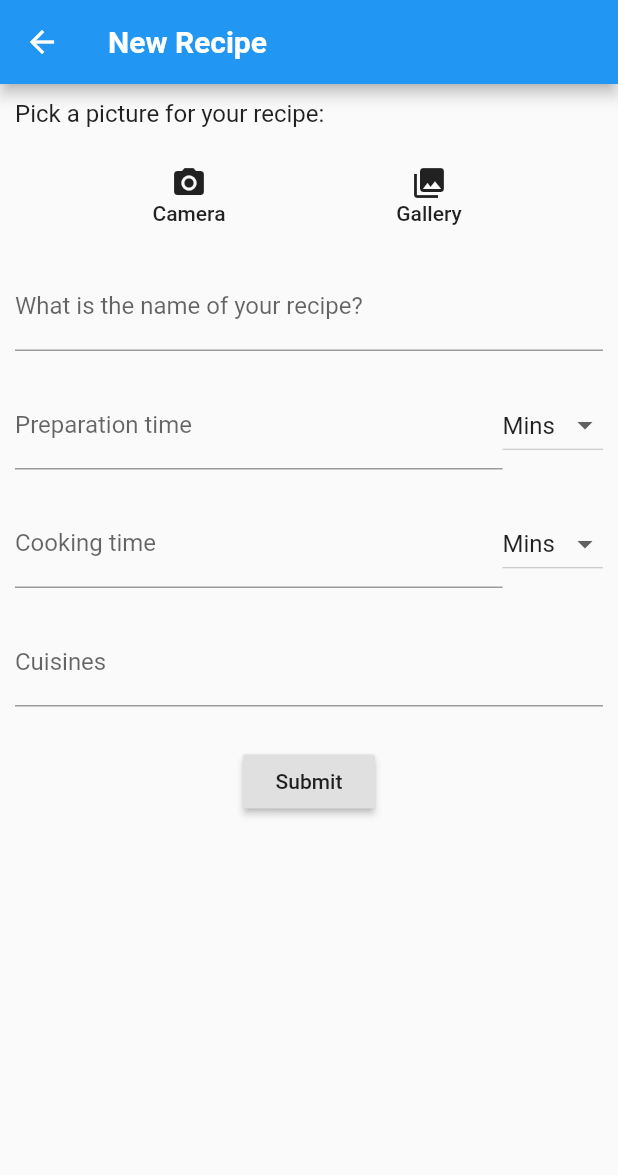
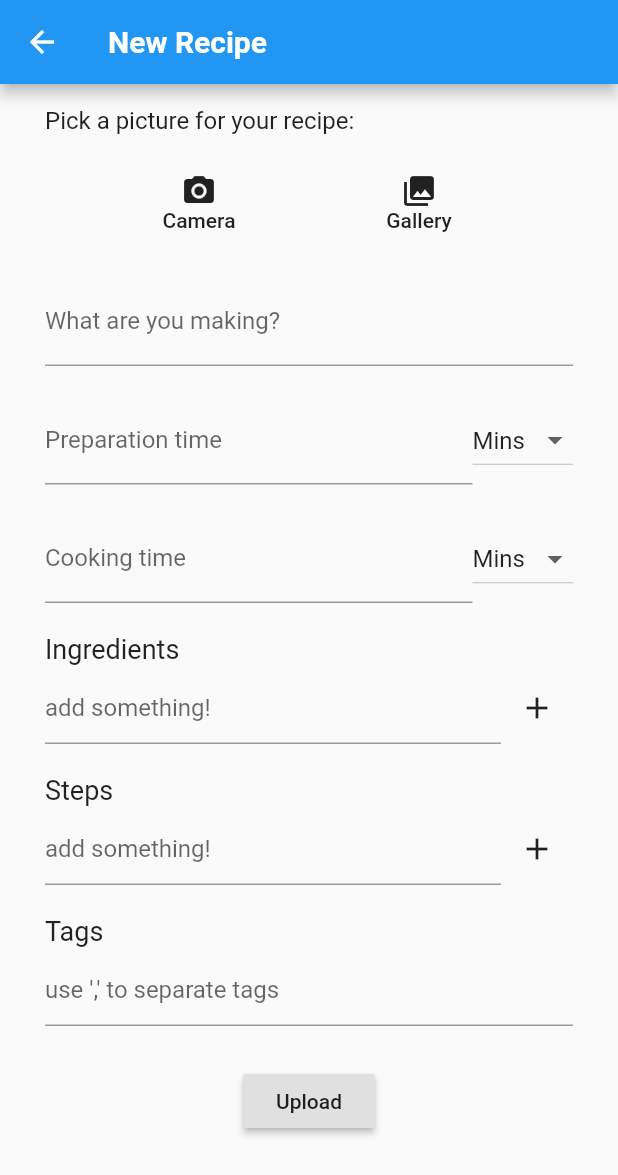
Before and after one commit to Lith1um/Cook., a Flutter app: the NewRecipePage screen opened directly, on a phone screen of 412 x 824 dp. Shown: the top 1175 px of the screen. Run offline on Flutter 3.47's test engine with Material 2 defaults, Android fonts, the phone set to English and light mode, and no system bars; our stand-ins replace cached_network_image, cloud_firestore, firebase_auth, firebase_storage, flutter_spinkit, image_cropper and 1 more; missing offline and left inert: ff_navigation_bar; accounts and stored records are empty.

Commit message:
complete basic form for recipe upload

```diff
--- a/lib/models/recipe.dart
+++ b/lib/models/recipe.dart
@@ -5,7 +5,7 @@ class Recipe {
   final List<dynamic> steps;
   final int prepTime;
   final int cookTime;
-  final String cuisines;
+  final String tags;
   final int reviews;
   final double reviewScore;
   final int timeAdded;
@@ -18,7 +18,7 @@ class Recipe {
     this.steps,
     this.prepTime,
     this.cookTime,
-    this.cuisines,
+    this.tags,
     this.reviews = 0,
     this.reviewScore = 0.0,
     this.timeAdded,
@@ -33,7 +33,7 @@ class Recipe {
       steps: json['steps'],
       prepTime: json['prepTime'],
       cookTime: json['cookTime'],
-      cuisines: json['cuisines'],
+      tags: json['tags'],
       reviews: json['reviews'],
       reviewScore: json['reviewScore'],
       timeAdded: json['timeAdded'],
@@ -48,7 +48,7 @@ class Recipe {
     'steps' : steps,
     'prepTime' : prepTime,
     'cookTime' : cookTime,
-    'cuisines' : cuisines,
+    'tags' : tags,
     'reviews' : reviews,
     'reviewScore' : reviewScore,
     'timeAdded' : timeAdded,
--- a/lib/screens/recipe-book/recipe-book.dart
+++ b/lib/screens/recipe-book/recipe-book.dart
@@ -1,9 +1,6 @@
 // Libs
 import 'package:flutter/material.dart';
 import 'package:provider/provider.dart';
-
-// Screens
-import 'package:cook/screens/recipe-book/favourites.dart';
 
 // Services
 import 'package:cook/services/recipes.dart';
--- /dev/null
+++ b/lib/shared/inputs/input-list.dart
@@ -0,0 +1,79 @@
+import 'package:cook/shared/text-list.dart';
+import 'package:flutter/material.dart';
+
+class InputList extends StatefulWidget {
+
+  final String label;
+  final bool numberedList;
+  final Function onValueChanged;
+
+  InputList({
+    @required this.label,
+    this.numberedList = false,
+    @required this.onValueChanged
+  });
+
+  @override
+  _InputListState createState() => _InputListState();
+}
+
+class _InputListState extends State<InputList> {
+
+  final _controller = TextEditingController();
+  List<String> _textList = [];
+
+  void onAddButtonPressed() {
+    if (_controller.text.length > 0) {
+      setState(() => _textList.add(_controller.text));
+      widget.onValueChanged(_textList);
+      _controller.text = '';
+    }
+  }
+
+  @override
+  Widget build(BuildContext context) {
+    return Padding(
+      padding: EdgeInsets.symmetric(vertical: 10.0),
+      child: Column(
+        crossAxisAlignment: CrossAxisAlignment.start,
+        children: [
+          Text(
+            widget.label,
+            style: TextStyle(
+              fontSize: 18.0
+            )
+          ),
+          SizedBox(height: 5.0),
+          if (_textList.length > 0)
+            TextList(
+              _textList,
+              style: TextStyle(
+                fontSize: 16.0
+              ),
+              numberedList: widget.numberedList,
+              onDelete: (int index) =>
+                setState(() => _textList.removeAt(index)),
+            ),
+          Row(
+            children: <Widget>[
+              Expanded(
+                child: TextFormField(
+                  controller: _controller,
+                  textCapitalization: TextCapitalization.sentences,
+                  decoration: InputDecoration(
+                    hintText: 'add something!',
+                  ),
+                  textInputAction: TextInputAction.done,
+                ),
+              ),
+              IconButton(
+                icon: Icon(Icons.add),
+                onPressed: onAddButtonPressed
+              )
+            ],
+          )
+        ]
+      )
+    );
+  }
+}
--- a/lib/shared/inputs/input-tags.dart
+++ b/lib/shared/inputs/input-tags.dart
@@ -30,12 +30,18 @@ class _InputTagsState extends State<InputTags> {
       child: Column(
         crossAxisAlignment: CrossAxisAlignment.start,
         children: [
+          Text(
+            widget.label,
+            style: TextStyle(
+              fontSize: 18.0
+            )
+          ),
+          SizedBox(height: 5.0),
           Tags(tagsText: _tagsText),
           TextFormField(
             controller: _controller,
             textCapitalization: TextCapitalization.words,
             decoration: InputDecoration(
-              labelText: widget.label,
               hintText: 'use \',\' to separate tags'
             ),
             onChanged: onTagFieldChanged,
--- a/lib/widgets/recipe-form.dart
+++ b/lib/widgets/recipe-form.dart
@@ -10,6 +10,7 @@ import 'package:cook/services/recipe-upload.dart';
 import 'package:cook/services/recipe-picture-upload.dart';
 
 // Widgets
+import 'package:cook/shared/inputs/input-list.dart';
 import 'package:cook/shared/inputs/input-tags.dart';
 import 'package:cook/shared/inputs/input-time.dart';
 
@@ -31,9 +32,11 @@ class _RecipeFormState extends State<RecipeForm> {
 
   File _imageFile;
   bool _showImageError = false;
+  List<String> _ingredients;
+  List<String> _steps;
   int _prepTime;
   int _cookTime;
-  String _cuisines;
+  String _tags;
 
   Future<void> _pickImage(ImageSource source) async {
     File _selected = await ImagePicker.pickImage(source: source);
@@ -58,27 +61,7 @@ class _RecipeFormState extends State<RecipeForm> {
   }
 
   void _clear() {
-    setState(() {
-      _imageFile = null;
-    });
-  }
-
-  void setPrepTime(int timeInMinutes) {
-    setState(() {
-      _prepTime = timeInMinutes;
-    });
-  }
-
-  void setCookTime(int timeInMinutes) {
-    setState(() {
-      _cookTime = timeInMinutes;
-    });
-  }
-
-  void setCuisines(String tags) {
-    setState(() {
-      _cuisines = tags;
-    });
+    setState(() => _imageFile = null);
   }
 
   bool validateForm() {
@@ -101,9 +84,11 @@ class _RecipeFormState extends State<RecipeForm> {
     Recipe recipe = Recipe(
       name: recipeName,
       imageUrl: imageUrl,
+      ingredients: _ingredients,
+      steps: _steps,
       prepTime: _prepTime,
       cookTime: _cookTime,
-      cuisines: _cuisines,
+      tags: _tags,
       timeAdded: DateTime.now().millisecondsSinceEpoch,
       creator: currentUser.uid
     );
@@ -119,7 +104,7 @@ class _RecipeFormState extends State<RecipeForm> {
         child: Column(
           children: [
             Padding(
-              padding: EdgeInsets.all(10.0),
+              padding: EdgeInsets.symmetric(horizontal: 30.0, vertical: 15.0),
               child: Column(
                 crossAxisAlignment: CrossAxisAlignment.start,
                 children: <Widget>[
@@ -208,7 +193,7 @@ class _RecipeFormState extends State<RecipeForm> {
             Form(
               key: _formKey,
               child: Padding(
-                padding: EdgeInsets.symmetric(horizontal: 10.0),
+                padding: EdgeInsets.symmetric(horizontal: 30.0),
                 child: Column(
                   crossAxisAlignment: CrossAxisAlignment.start,
                   children: <Widget>[
@@ -218,7 +203,7 @@ class _RecipeFormState extends State<RecipeForm> {
                         controller: _recipeNameController,
                         textCapitalization: TextCapitalization.sentences,
                         decoration: InputDecoration(
-                          labelText: 'What is the name of your recipe?'
+                          labelText: 'What are you making?'
                         ),
                         validator: (value) {
                           if (value.isEmpty) {
@@ -230,15 +215,29 @@ class _RecipeFormState extends State<RecipeForm> {
                     ),
                     InputTime(
                       label: 'Preparation time',
-                      onValueChanged: setPrepTime,
+                      onValueChanged: (int minutes) =>
+                        setState(() => _prepTime = minutes),
                     ),
                     InputTime(
                       label: 'Cooking time',
-                      onValueChanged: setCookTime,
+                      onValueChanged: (int minutes) =>
+                        setState(() => _cookTime = minutes),
+                    ),
+                    InputList(
+                      label: 'Ingredients',
+                      onValueChanged: (List<String> list) =>
+                        setState(() => _ingredients = list)
+                    ),
+                    InputList(
+                      label: 'Steps',
+                      numberedList: true,
+                      onValueChanged: (List<String> list) =>
+                        setState(() => _steps = list)
                     ),
                     InputTags(
-                      label: 'Cuisines',
-                      onValueChanged: setCuisines,
+                      label: 'Tags',
+                      onValueChanged: (String tags) =>
+                        setState(() => _tags = tags),
                     ),
                     Padding(
                       padding: const EdgeInsets.symmetric(vertical: 16.0),
@@ -253,7 +252,7 @@ class _RecipeFormState extends State<RecipeForm> {
                               _uploadRecipe(context);
                             }
                           },
-                          child: Text('Submit'),
+                          child: Text('Upload'),
                         ),
                       ),
                     ),
--- a/lib/widgets/recipe-tile.dart
+++ b/lib/widgets/recipe-tile.dart
@@ -76,10 +76,10 @@ class RecipeTile extends StatelessWidget {
                     SizedBox(height: 2.0),
                     Text('Cooking time: ${recipe.cookTime} mins'),
                   ],
-                  if (recipe.cuisines != null) ...[
+                  if (recipe.tags != null) ...[
                     SizedBox(height: 5.0),
                     Tags(
-                      tagsText: recipe.cuisines,
+                      tagsText: recipe.tags,
                       size: 12.0,
                     )
                   ]
```
Also changed, not shown: lib/shared/text-list.dart (+36 -5 lines).
